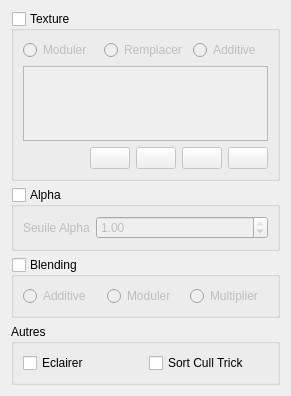
Above: sources/matedit.ui from b4n92uid/theball-editor before the change. Below: the same form after it.
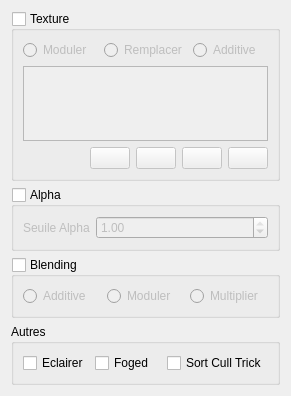
That is the form after the change. Icons and pictures are not drawn.

Commit message: Add: support of foged material

```diff
--- a/sources/matedit.ui
+++ b/sources/matedit.ui
@@ -213,6 +213,13 @@
         </property>
        </widget>
       </item>
+      <item>
+       <widget class="QCheckBox" name="foged">
+        <property name="text">
+         <string>Foged</string>
+        </property>
+       </widget>
+      </item>
       <item>
        <widget class="QCheckBox" name="culltrick">
         <property name="text">
```
The commit also changes 2 other files.
